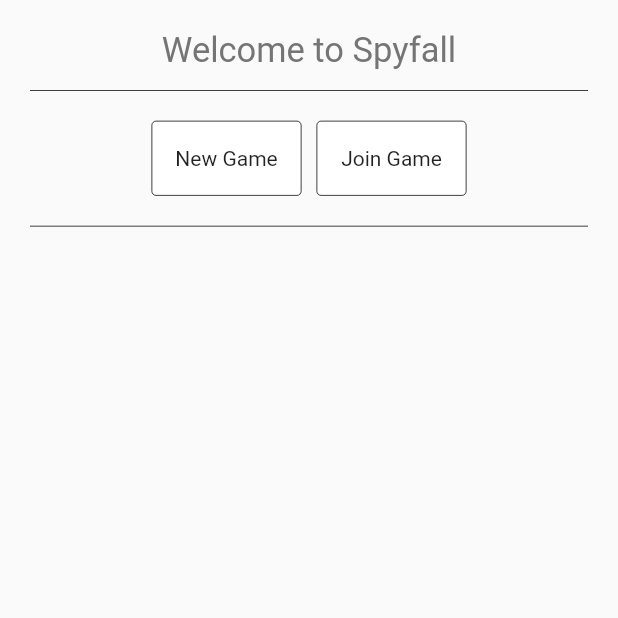
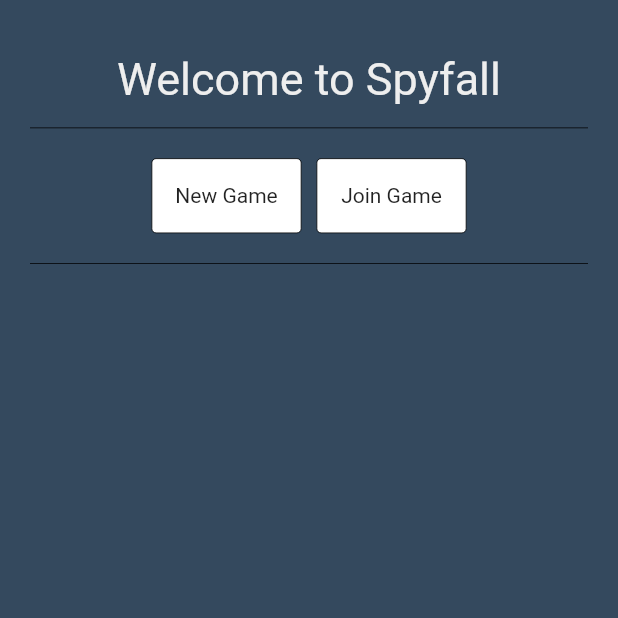
Before and after one commit to lopezhansel/spy-game, a Flutter app: the screen it shows after launch, on a phone screen of 412 x 824 dp, the top half of it. Run offline on Flutter 3.47's test engine with Material 2 defaults, Android fonts, the phone set to English and light mode, and no system bars; Roboto replaces fonts that are missing (Raleway).

Commit message:
update: Theme changes

```diff
--- a/lib/Shared/InputField.dart
+++ b/lib/Shared/InputField.dart
@@ -52,7 +52,7 @@ class _InputFieldState extends State<InputField> {
       ),
       alignment: Alignment.center,
       decoration: BoxDecoration(
-        // color: _highlight ? Colors.grey : Colors.white,
+        color: Colors.grey[100],
         borderRadius: BorderRadius.all(Radius.circular(3)),
         border: Border.all(
             width: 0.5, color: _highlight ? Colors.blue : Colors.grey),
--- a/lib/Shared/SpyfallPage.dart
+++ b/lib/Shared/SpyfallPage.dart
@@ -8,6 +8,7 @@ class SpyfallPage extends StatelessWidget {
   @override
   Widget build(BuildContext context) {
     return Container(
+      color: Color(0xff34495e),
       alignment: Alignment(0.0, 0.0),
       padding: EdgeInsets.all(20),
       child: child,
--- a/lib/Shared/TopHeader.dart
+++ b/lib/Shared/TopHeader.dart
@@ -8,12 +8,12 @@ class TopHeader extends StatelessWidget {
   @override
   Widget build(BuildContext context) {
     return Container(
-      height: 40,
+      padding: EdgeInsets.all(15),
       child: Text(
         title,
         style: TextStyle(
-          color: Colors.grey[600],
-          fontSize: 23,
+          color: Colors.grey[200],
+          fontSize: 30,
           fontFamily: "Raleway",
         ),
       ),
```
